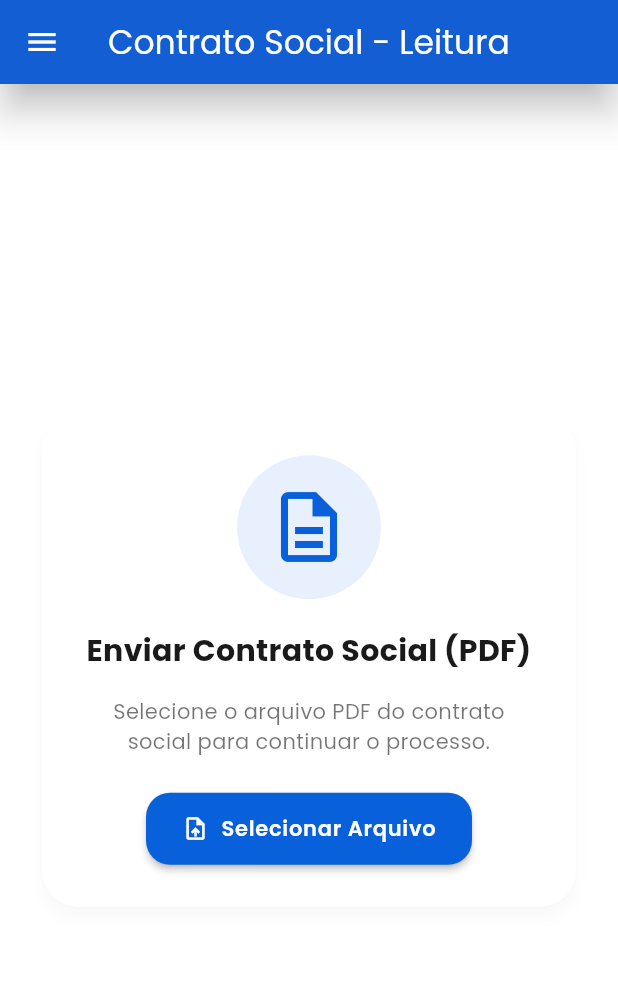
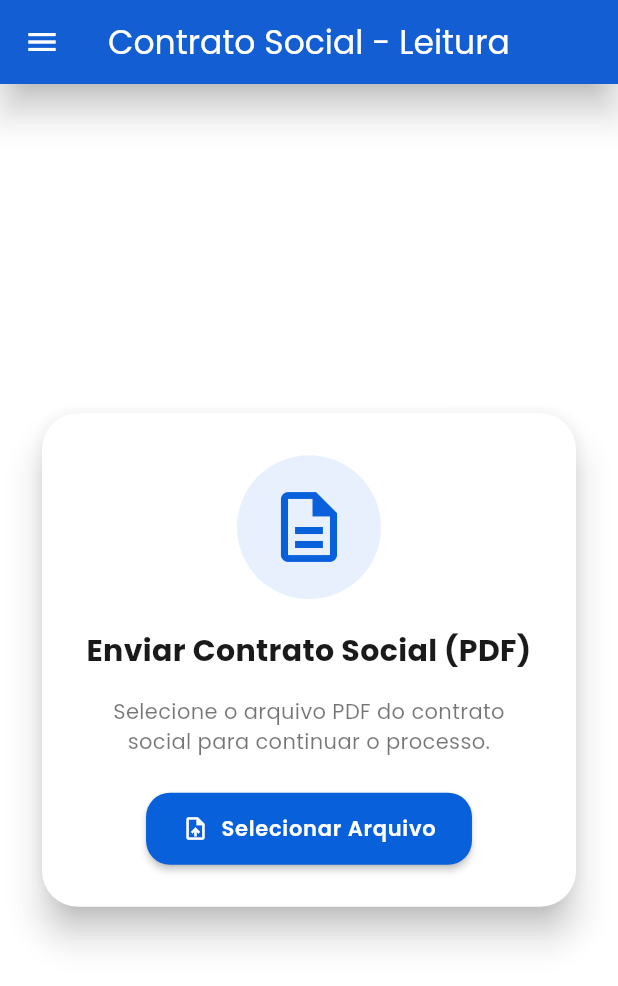
Before and after one commit to aliosmarchehade/contrato-social-paghiper-ddm, a Flutter app: the LerContrato screen opened by its route, on a phone screen of 412 x 824 dp. Shown: the top 986 px of the screen. Run offline on Flutter 3.47's test engine with Material 3 defaults, Android fonts, the phone set to English and light mode, and no system bars; our stand-ins replace file_picker, google_fonts, sqflite, sqflite_common_ffi, sqflite_common_ffi_web; missing offline and left inert: pdfx; accounts and stored records are empty.

Commit message:
finalizando projeto

```diff
--- a/contratosocial/lib/components/cartao_contrato.dart
+++ b/contratosocial/lib/components/cartao_contrato.dart
@@ -68,7 +68,7 @@ class _CartaoContratoState extends State<CartaoContrato> {
   @override
   Widget build(BuildContext context) {
     return Card(
-      color: const Color.fromARGB(255, 232, 238, 247),
+      color: const Color.fromARGB(255, 238, 242, 248),
       elevation: 5,
       shape: RoundedRectangleBorder(borderRadius: BorderRadius.circular(12)),
       margin: const EdgeInsets.only(bottom: 16),
--- a/contratosocial/lib/telas/dashboard/dashboard.dart
+++ b/contratosocial/lib/telas/dashboard/dashboard.dart
@@ -119,7 +119,7 @@ class _DashboardState extends State<Dashboard> {
                   children: [
                     Expanded(
                       child: Card(
-                        color: const Color.fromARGB(255, 232, 238, 247),
+                        color: const Color.fromARGB(255, 238, 242, 248),
                         elevation: 5,
                         shape: RoundedRectangleBorder(
                           borderRadius: BorderRadius.circular(12),
@@ -153,7 +153,7 @@ class _DashboardState extends State<Dashboard> {
                     const SizedBox(width: 12),
                     Expanded(
                       child: Card(
-                        color: const Color.fromARGB(255, 232, 238, 247),
+                        color: const Color.fromARGB(255, 238, 242, 248),
                         elevation: 5,
                         shape: RoundedRectangleBorder(
                           borderRadius: BorderRadius.circular(12),
@@ -194,7 +194,7 @@ class _DashboardState extends State<Dashboard> {
                 ),
                 const Divider(),
                 Card(
-                  color: const Color.fromARGB(255, 232, 238, 247),
+                  color: const Color.fromARGB(255, 238, 242, 248),
                   elevation: 5,
                   shape: RoundedRectangleBorder(
                     borderRadius: BorderRadius.circular(12),
--- a/contratosocial/lib/telas/lerContrato/ler_contrato.dart
+++ b/contratosocial/lib/telas/lerContrato/ler_contrato.dart
@@ -322,8 +322,8 @@ class _LerContratoState extends State<LerContrato> {
                 shape: RoundedRectangleBorder(
                   borderRadius: BorderRadius.circular(24),
                 ),
-                elevation: 4,
-                shadowColor: Colors.black12,
+                elevation: 10,
+                shadowColor: Colors.black,
                 child: Padding(
                   padding: const EdgeInsets.all(28.0),
                   child: Column(
```
